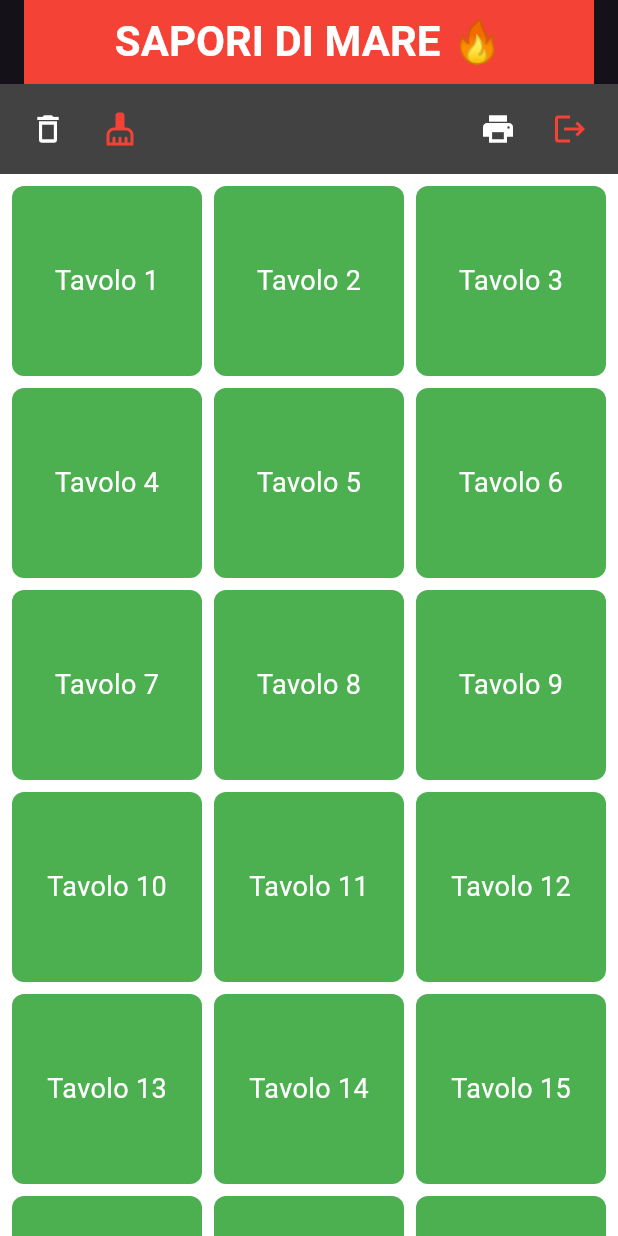
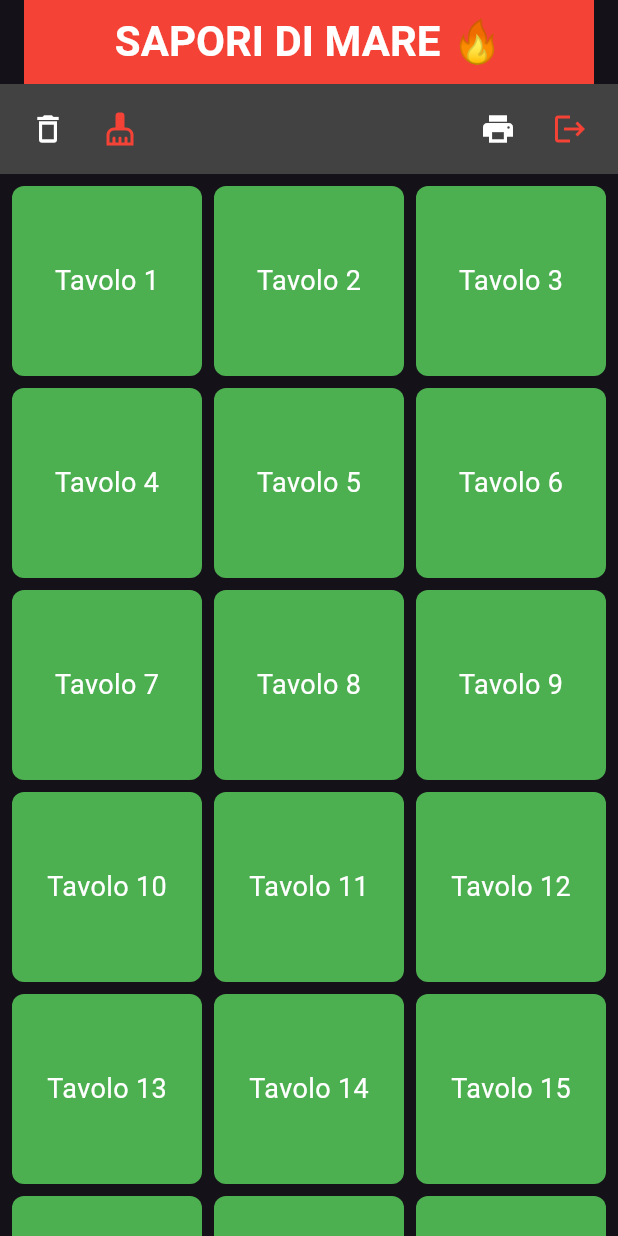
Before and after one commit to Pd15322/project_new_pulito, a Flutter app: the SchermataTavoli screen opened directly with empty values, on a phone screen of 412 x 824 dp. Run offline on Flutter 3.47's test engine with Material 3 defaults, Android fonts, the phone set to English and light mode, and no system bars; our stand-ins replace cloud_firestore, firebase_core, shared_preferences, wakelock_plus; missing offline and left inert: esc_pos_printer, esc_pos_utils, ping_discover_network_forked; accounts and stored records are empty.

Commit message:
Ripristinato sfondo originale
Rimosso il Container bianco, sfondo torna come era (scuro).

🤖 Generated with [Claude Code](https://claude.com/claude-code)

Co-Authored-By: Claude <noreply@anthropic.com>

```diff
--- a/lib/main.dart
+++ b/lib/main.dart
@@ -953,9 +953,7 @@ class _SchermataTavoliState extends State<SchermataTavoli> {
         centerTitle: true,
         automaticallyImplyLeading: false,
       ),
-      body: Container(
-        color: Colors.white,
-        child: Column(
+      body: Column(
         children: [
           // NUOVO: Barra controlli spostata qui sotto l'AppBar
           SafeArea(  // ← AGGIUNTO
@@ -1093,7 +1091,6 @@ class _SchermataTavoliState extends State<SchermataTavoli> {
             ),
           ),
         ],
-        ),
       ),
     );
   }
```
Lines whose indentation alone changed are shown as unchanged.
